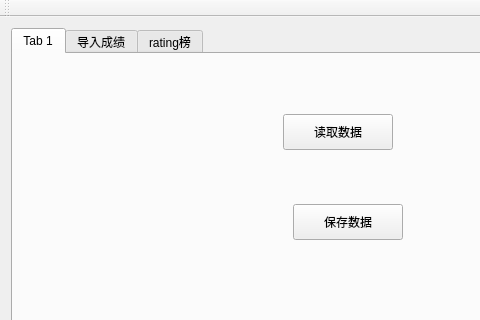
Old version of the form mainwindow.ui in the repository WAAutoMaton/rating-system; both pictures show x 0 to 480 and y 0 to 320 of the 868 by 636 pixel window.
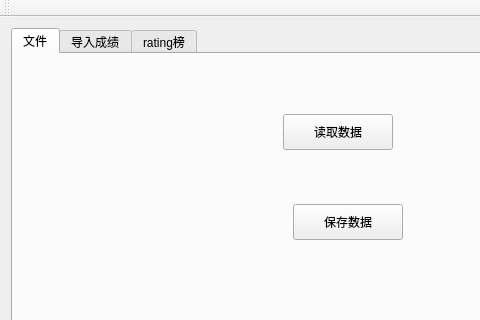
New version of the form. The open tabs and pages were chosen to show the change.

```diff
--- a/mainwindow.ui
+++ b/mainwindow.ui
@@ -15,14 +15,14 @@
   </property>
   <widget class="QWidget" name="centralWidget">
    <layout class="QGridLayout" name="gridLayout">
-    <item row="0" column="1">
+    <item row="0" column="0">
      <widget class="QTabWidget" name="tabWidget">
       <property name="currentIndex">
        <number>2</number>
       </property>
       <widget class="QWidget" name="tab">
        <attribute name="title">
-        <string>Tab 1</string>
+        <string>文件</string>
        </attribute>
        <widget class="QPushButton" name="readFileButton">
         <property name="geometry">
```
Left out of the diff: 6 changed lines with no effect on the pictures.
